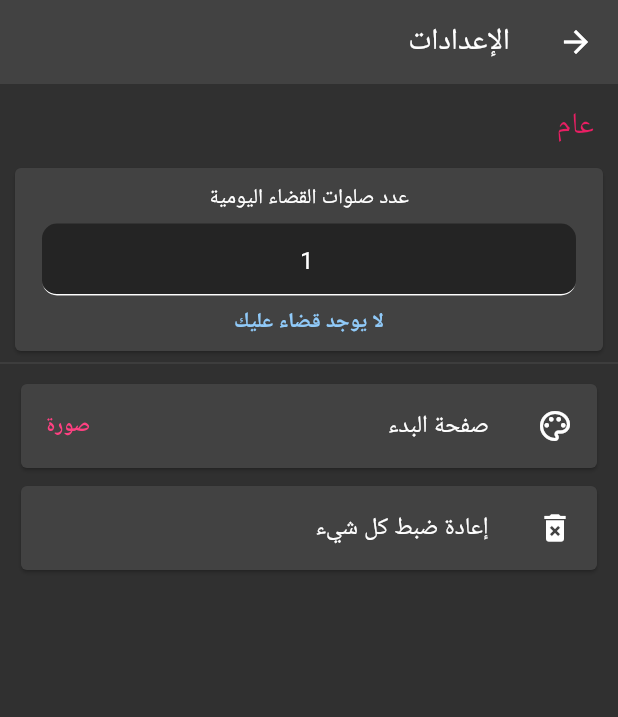
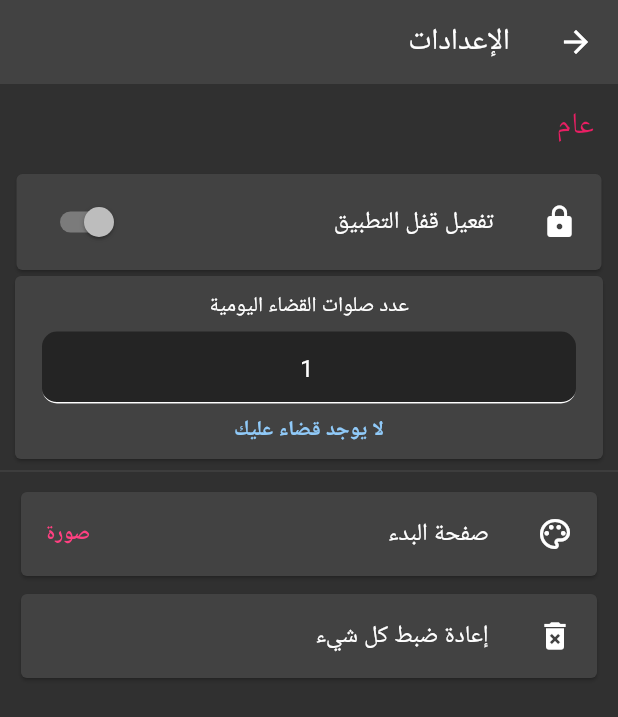
Before and after one commit to muslimpack/Qadaa, a Flutter app: the Settings screen opened directly, on a phone screen of 412 x 824 dp. Shown: the top 717 px of the screen. Run offline on Flutter 3.47's test engine with Material 2 defaults, Android fonts, the phone set to English and light mode, and no system bars; our stand-ins replace audioplayers, confetti, flutter_local_notifications, get, hive, rxdart and 2 more; missing offline and left inert: flutter_screen_lock; accounts and stored records are empty.

Commit message:
App lock

```diff
--- a/qadaa/lib/controllers/settings_controller.dart
+++ b/qadaa/lib/controllers/settings_controller.dart
@@ -7,6 +7,10 @@ class SettingsController extends GetxController {
   /* *************** Variables *************** */
   late TextEditingController qadaaController;
   final PrayersController prayersController = Get.put(PrayersController());
+  bool get isLockEnabled =>
+      Hive.box("Prayers").get("is_app_locked", defaultValue: false);
+  String get passCode =>
+      Hive.box("Prayers").get("passcode", defaultValue: "0000");
   /* *************** Controller life cycle *************** */
   @override
   void onInit() {
@@ -33,4 +37,14 @@ class SettingsController extends GetxController {
         .get("SplashBackground", defaultValue: "صورة")
         .toString();
   }
+
+  setIsLockEnabled(bool value) {
+    Hive.box("Prayers").put("is_app_locked", value);
+    update();
+  }
+
+  setPasscode(String passcode) {
+    Hive.box("Prayers").put("passcode", passcode);
+    update();
+  }
 }
--- a/qadaa/lib/main.dart
+++ b/qadaa/lib/main.dart
@@ -4,7 +4,6 @@ import 'package:get/get.dart';
 import 'package:hive/hive.dart';
 import 'package:path_provider/path_provider.dart' as path_provider;
 import 'package:qadaa/screens/onboarding.dart';
-import 'controllers/app_controller.dart';
 import 'manager/notification_manager.dart';
 import 'screens/app_dashboard.dart';
 
@@ -13,7 +12,7 @@ void main() async {
   WidgetsFlutterBinding.ensureInitialized();
 
   //U Doesn't open app notification
-  localNotifyManager.appOpenNotification();
+  await localNotifyManager.appOpenNotification();
 
   //Hive Initialize
   final appDocumentDirectory =
@@ -23,12 +22,12 @@ void main() async {
   // Make Phone StatusBar Transparent
   SystemChrome.setSystemUIOverlayStyle(
       const SystemUiOverlayStyle(statusBarColor: Colors.transparent));
-  SystemChrome.setEnabledSystemUIMode(SystemUiMode.manual,
+  await SystemChrome.setEnabledSystemUIMode(SystemUiMode.manual,
       overlays: [SystemUiOverlay.top]);
 
   /// Keep app in portrait mode and
   /// make it static when phone rotation change
-  SystemChrome.setPreferredOrientations([
+  await SystemChrome.setPreferredOrientations([
     DeviceOrientation.portraitUp,
     DeviceOrientation.portraitDown,
   ]);
@@ -36,14 +35,23 @@ void main() async {
   runApp(const MyApp());
 }
 
-class MyApp extends StatelessWidget {
+class MyApp extends StatefulWidget {
   const MyApp({Key? key}) : super(key: key);
 
   @override
+  State<MyApp> createState() => _MyAppState();
+}
+
+class _MyAppState extends State<MyApp> {
+  @override
+  void dispose() {
+    //Close All Boxes
+    Hive.close();
+    super.dispose();
+  }
+
+  @override
   Widget build(BuildContext context) {
-    return GetBuilder<AppController>(
-        init: AppController(),
-        builder: (context) {
     return GetMaterialApp(
       locale: const Locale('ar'),
       debugShowCheckedModeBanner: false,
@@ -58,10 +66,10 @@ class MyApp extends StatelessWidget {
             } else {
               //TODO remove next release
               final Box box = Hive.box("Prayers");
-
               return box.get("is_v1.1_first_open", defaultValue: true)
                   ? const OnBoardingPage()
                   : const AppDashboard();
+              // return  AppDashboard();
             }
           } else {
             return const Scaffold();
@@ -69,6 +77,5 @@ class MyApp extends StatelessWidget {
         },
       ),
     );
-        });
   }
 }
--- a/qadaa/lib/screens/app_dashboard.dart
+++ b/qadaa/lib/screens/app_dashboard.dart
@@ -6,6 +6,7 @@ import 'package:qadaa/manager/constant.dart';
 import 'package:qadaa/pages/second_screen_dashboard.dart';
 import 'package:qadaa/pages/splash_screen.dart';
 import 'package:flutter/material.dart';
+import 'package:qadaa/shared/widgets/scroll_glow_remover.dart';
 
 class AppDashboard extends StatelessWidget {
   const AppDashboard({Key? key}) : super(key: key);
@@ -19,7 +20,8 @@ class AppDashboard extends StatelessWidget {
               ? const SizedBox()
               : Stack(
                   children: [
-                    Scaffold(
+                    ScrollGlowRemover(
+                      child: Scaffold(
                         body: ScrollConfiguration(
                           behavior: const ScrollBehavior(),
                           child: GlowingOverscrollIndicator(
@@ -57,6 +59,7 @@ class AppDashboard extends StatelessWidget {
                                 ),
                               ),
                       ),
+                    ),
                     GetBuilder<EffectManager>(
                         init: EffectManager(),
                         builder: (controller) {
--- a/qadaa/lib/screens/settings.dart
+++ b/qadaa/lib/screens/settings.dart
@@ -1,14 +1,142 @@
 import 'package:flutter/material.dart';
+import 'package:flutter_screen_lock/flutter_screen_lock.dart';
 import 'package:get/get.dart';
 import 'package:qadaa/Shared/Widgets/Tile.dart';
 import 'package:qadaa/controllers/settings_controller.dart';
 import 'package:qadaa/shared/dialogs/yes__no_popup.dart';
+import 'package:qadaa/shared/functions/show_toast.dart';
+import 'package:qadaa/shared/widgets/scroll_glow_remover.dart';
 import 'package:qadaa/shared/widgets/user_text_field.dart';
 
 class Settings extends StatelessWidget {
   const Settings({Key? key}) : super(key: key);
 
-  Widget count(SettingsController settingsController) {
+  @override
+  Widget build(BuildContext context) {
+    return GetBuilder<SettingsController>(
+        init: SettingsController(),
+        builder: (controller) {
+          return ScrollGlowRemover(
+            child: Scaffold(
+              appBar: AppBar(
+                elevation: 0,
+                title: const Text("الإعدادات"),
+              ),
+              body: ListView(
+                children: [
+                  const Title(title: "عام"),
+                  Container(
+                    margin: const EdgeInsets.symmetric(horizontal: 7),
+                    child: Card(
+                      child: SwitchListTile(
+                        title: const ListTile(
+                          contentPadding: EdgeInsets.all(0),
+                          leading: Icon(Icons.lock),
+                          title: Text("تفعيل قفل التطبيق"),
+                        ),
+                        activeColor: Colors.pink,
+                        value: controller.isLockEnabled,
+                        onChanged: (value) {
+                          controller.setIsLockEnabled(value);
+                        },
+                      ),
+                    ),
+                  ),
+                  !controller.isLockEnabled
+                      ? const SizedBox()
+                      : Container(
+                          margin: const EdgeInsets.symmetric(horizontal: 7),
+                          padding: const EdgeInsets.only(bottom: 5),
+                          child: Card(
+                            child: ListTile(
+                              leading: const Icon(Icons.password),
+                              title: const Text("اضغط لتعيين كلمة المرور"),
+                              subtitle:
+                                  const Text("كلمة المرور الافتراضية: 0000"),
+                              onTap: () {
+                                screenLock(
+                                  title: const HeadingTitle(
+                                      text: 'أدخل كلمة المرور القديمة'),
+                                  context: context,
+                                  correctString: controller.passCode,
+                                  didUnlocked: () {
+                                    Navigator.pop(context);
+                                    screenLock(
+                                      title: const HeadingTitle(
+                                          text: 'أدخل كلمة المرور الجديدة'),
+                                      confirmTitle: const HeadingTitle(
+                                          text: 'أعد إدخال كلمة المرور'),
+                                      context: context,
+                                      correctString: controller.passCode,
+                                      confirmation: true,
+                                      didConfirmed: (matchedText) {
+                                        // ignore: avoid_print
+                                        print(matchedText);
+                                        controller.setPasscode(matchedText);
+                                        Navigator.pop(context);
+                                        showToast("تم إعادة تعيين كلمة المرور");
+                                      },
+                                    );
+                                  },
+                                );
+                              },
+                            ),
+                          ),
+                        ),
+                  ChangePrayersCard(
+                    settingsController: controller,
+                  ),
+                  const Divider(),
+                  MyTile(
+                    title: 'صفحة البدء',
+                    icon: Icons.palette_outlined,
+                    onTap: () {
+                      controller.toggleSplashBackground();
+                    },
+                    trailing: controller.getSplashBackground(),
+                  ),
+                  MyTile(
+                    title: 'إعادة ضبط كل شيء',
+                    icon: Icons.delete_forever,
+                    trailing: "",
+                    onTap: () {
+                      showModalBottomSheet(
+                          isScrollControlled: true,
+                          backgroundColor: Colors.transparent,
+                          context: context,
+                          builder: (BuildContext context) {
+                            return YesOrNoDialog(
+                              onYes: () {
+                                controller.prayersController.reset();
+                                controller.prayersController
+                                    .resetqadaaEveryDay();
+                                controller.prayersController.update();
+                                controller.setPasscode("0000");
+                                controller.qadaaController =
+                                    TextEditingController(text: "1");
+                                controller.update();
+                              },
+                            );
+                          });
+                    },
+                  )
+                ],
+              ),
+            ),
+          );
+        });
+  }
+}
+
+class ChangePrayersCard extends StatelessWidget {
+  final SettingsController settingsController;
+  const ChangePrayersCard({
+    Key? key,
+    required this.settingsController,
+  }) : super(key: key);
+
+  @override
+  Widget build(BuildContext context) {
     return Card(
       margin: const EdgeInsets.symmetric(horizontal: 10),
       child: Padding(
@@ -42,58 +170,6 @@ class Settings extends StatelessWidget {
       ),
     );
   }
-
-  @override
-  Widget build(BuildContext context) {
-    return GetBuilder<SettingsController>(
-        init: SettingsController(),
-        builder: (controller) {
-          return Scaffold(
-            appBar: AppBar(
-              elevation: 0,
-              title: const Text("الإعدادات"),
-            ),
-            body: ListView(
-              children: [
-                const Title(title: "عام"),
-                count(controller),
-                const Divider(),
-                MyTile(
-                  title: 'صفحة البدء',
-                  icon: Icons.palette_outlined,
-                  onTap: () {
-                    controller.toggleSplashBackground();
-                  },
-                  trailing: controller.getSplashBackground(),
-                ),
-                MyTile(
-                  title: 'إعادة ضبط كل شيء',
-                  icon: Icons.delete_forever,
-                  trailing: "",
-                  onTap: () {
-                    showModalBottomSheet(
-                        isScrollControlled: true,
-                        backgroundColor: Colors.transparent,
-                        context: context,
-                        builder: (BuildContext context) {
-                          return YesOrNoDialog(
-                            onYes: () {
-                              controller.prayersController.reset();
-                              controller.prayersController.resetqadaaEveryDay();
-                              controller.prayersController.update();
-                              controller.qadaaController =
-                                  TextEditingController(text: "1");
-                              controller.update();
-                            },
-                          );
-                        });
-                  },
-                )
-              ],
-            ),
-          );
-        });
-  }
 }
 
 class Title extends StatelessWidget {
```
Also changed, not shown: qadaa/lib/controllers/dashboard_controller.dart (+30 -0 lines), qadaa/lib/shared/functions/show_toast.dart (added, +10 -0 lines). Lines whose indentation alone changed are shown as unchanged.
